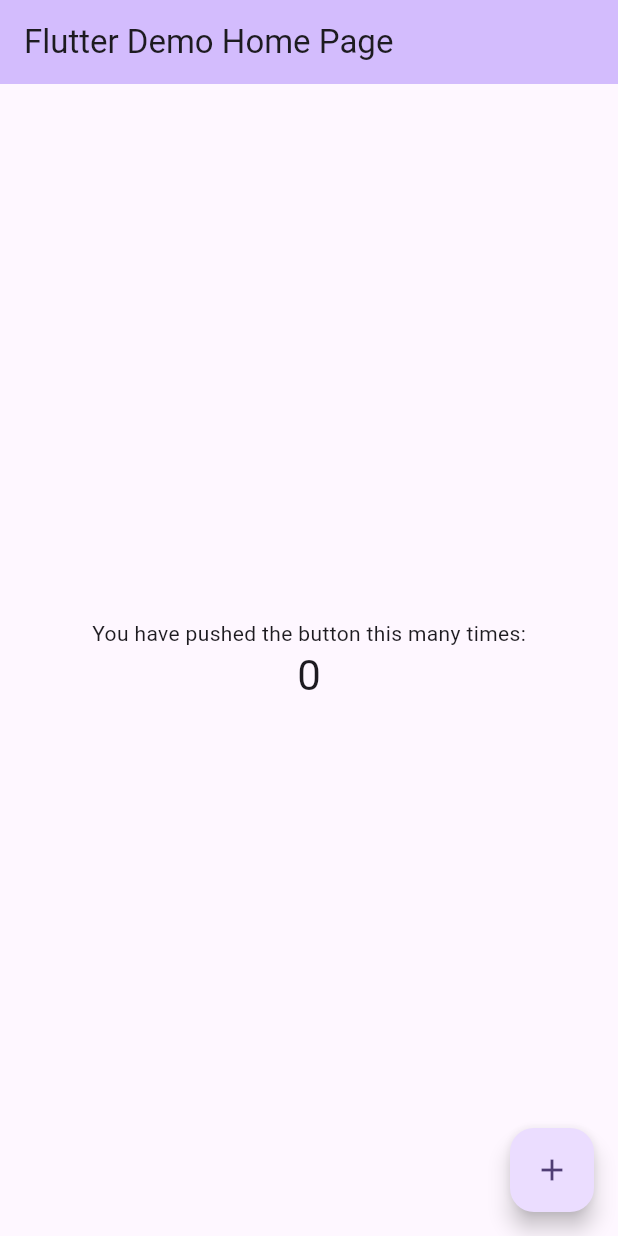
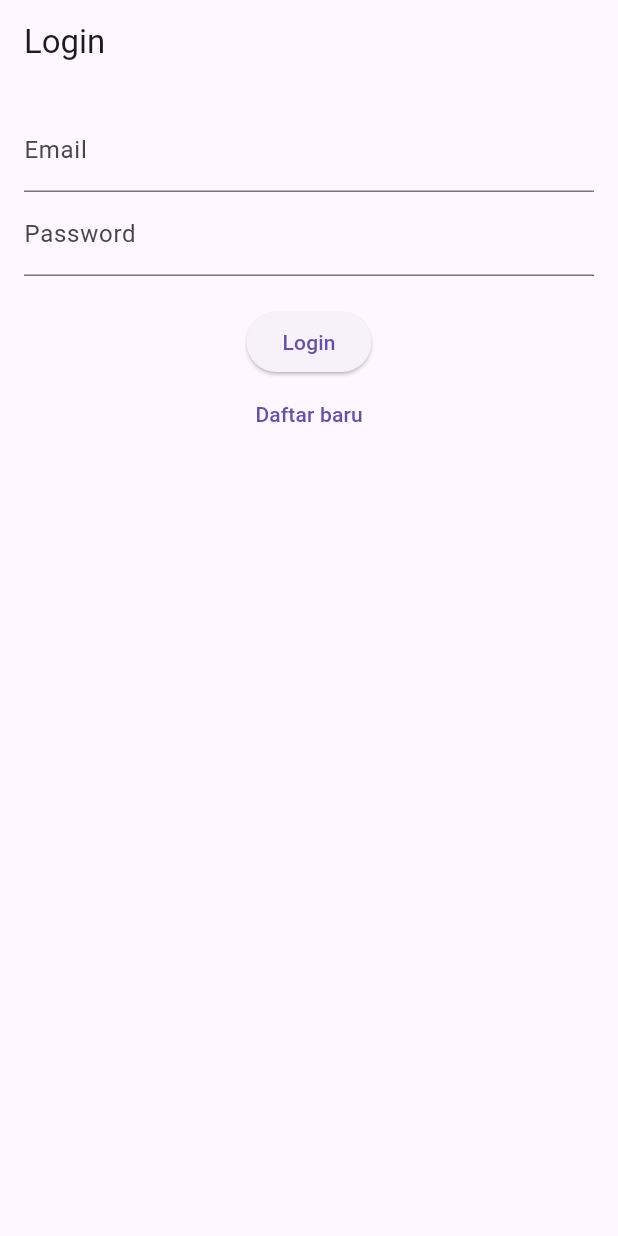
Before and after one commit to Ghofur102/smart_e-kantin, a Flutter app: the screen it shows after launch, on a phone screen of 412 x 824 dp. Run offline on Flutter 3.47's test engine with Material 3 defaults, Android fonts, the phone set to English and light mode, and no system bars; our stand-ins replace cloud_firestore, firebase_auth, firebase_core, shared_preferences; accounts and stored records are empty.

Commit message:
feat(auth): implement logic auth & profile (validation, session, profile)

```diff
--- a/lib/main.dart
+++ b/lib/main.dart
@@ -1,122 +1,26 @@
 import 'package:flutter/material.dart';
+import 'package:firebase_core/firebase_core.dart';
+import 'package:firebase_auth/firebase_auth.dart';
+import 'firebase_options.dart';
+import 'pages/login_page.dart';
+import 'pages/profile_page.dart';
 
-void main() {
+Future<void> main() async {
+  WidgetsFlutterBinding.ensureInitialized();
+  await Firebase.initializeApp(options: DefaultFirebaseOptions.currentPlatform);
   runApp(const MyApp());
 }
 
 class MyApp extends StatelessWidget {
   const MyApp({super.key});
 
-  // This widget is the root of your application.
   @override
   Widget build(BuildContext context) {
+    final User? user = FirebaseAuth.instance.currentUser;
     return MaterialApp(
-      title: 'Flutter Demo',
-      theme: ThemeData(
-        // This is the theme of your application.
-        //
-        // TRY THIS: Try running your application with "flutter run". You'll see
-        // the application has a purple toolbar. Then, without quitting the app,
-        // try changing the seedColor in the colorScheme below to Colors.green
-        // and then invoke "hot reload" (save your changes or press the "hot
-        // reload" button in a Flutter-supported IDE, or press "r" if you used
-        // the command line to start the app).
-        //
-        // Notice that the counter didn't reset back to zero; the application
-        // state is not lost during the reload. To reset the state, use hot
-        // restart instead.
-        //
-        // This works for code too, not just values: Most code changes can be
-        // tested with just a hot reload.
-        colorScheme: .fromSeed(seedColor: Colors.deepPurple),
-      ),
-      home: const MyHomePage(title: 'Flutter Demo Home Page'),
+      title: 'Smart E-Kantin',
+      theme: ThemeData(primarySwatch: Colors.blue),
+      home: user != null ? const ProfilePage() : const LoginPage(),
     );
   }
 }
-
-class MyHomePage extends StatefulWidget {
-  const MyHomePage({super.key, required this.title});
-
-  // This widget is the home page of your application. It is stateful, meaning
-  // that it has a State object (defined below) that contains fields that affect
-  // how it looks.
-
-  // This class is the configuration for the state. It holds the values (in this
-  // case the title) provided by the parent (in this case the App widget) and
-  // used by the build method of the State. Fields in a Widget subclass are
-  // always marked "final".
-
-  final String title;
-
-  @override
-  State<MyHomePage> createState() => _MyHomePageState();
-}
-
-class _MyHomePageState extends State<MyHomePage> {
-  int _counter = 0;
-
-  void _incrementCounter() {
-    setState(() {
-      // This call to setState tells the Flutter framework that something has
-      // changed in this State, which causes it to rerun the build method below
-      // so that the display can reflect the updated values. If we changed
-      // _counter without calling setState(), then the build method would not be
-      // called again, and so nothing would appear to happen.
-      _counter++;
-    });
-  }
-
-  @override
-  Widget build(BuildContext context) {
-    // This method is rerun every time setState is called, for instance as done
-    // by the _incrementCounter method above.
-    //
-    // The Flutter framework has been optimized to make rerunning build methods
-    // fast, so that you can just rebuild anything that needs updating rather
-    // than having to individually change instances of widgets.
-    return Scaffold(
-      appBar: AppBar(
-        // TRY THIS: Try changing the color here to a specific color (to
-        // Colors.amber, perhaps?) and trigger a hot reload to see the AppBar
-        // change color while the other colors stay the same.
-        backgroundColor: Theme.of(context).colorScheme.inversePrimary,
-        // Here we take the value from the MyHomePage object that was created by
-        // the App.build method, and use it to set our appbar title.
-        title: Text(widget.title),
-      ),
-      body: Center(
-        // Center is a layout widget. It takes a single child and positions it
-        // in the middle of the parent.
-        child: Column(
-          // Column is also a layout widget. It takes a list of children and
-          // arranges them vertically. By default, it sizes itself to fit its
-          // children horizontally, and tries to be as tall as its parent.
-          //
-          // Column has various properties to control how it sizes itself and
-          // how it positions its children. Here we use mainAxisAlignment to
-          // center the children vertically; the main axis here is the vertical
-          // axis because Columns are vertical (the cross axis would be
-          // horizontal).
-          //
-          // TRY THIS: Invoke "debug painting" (choose the "Toggle Debug Paint"
-          // action in the IDE, or press "p" in the console), to see the
-          // wireframe for each widget.
-          mainAxisAlignment: .center,
-          children: [
-            const Text('You have pushed the button this many times:'),
-            Text(
-              '$_counter',
-              style: Theme.of(context).textTheme.headlineMedium,
-            ),
-          ],
-        ),
-      ),
-      floatingActionButton: FloatingActionButton(
-        onPressed: _incrementCounter,
-        tooltip: 'Increment',
-        child: const Icon(Icons.add),
-      ),
-    );
-  }
-}
--- /dev/null
+++ b/lib/pages/login_page.dart
@@ -0,0 +1,74 @@
+import 'package:flutter/material.dart';
+import '../services/auth_service.dart';
+import 'register_page.dart';
+import 'profile_page.dart';
+
+class LoginPage extends StatefulWidget {
+  const LoginPage({super.key});
+
+  @override
+  State<LoginPage> createState() => _LoginPageState();
+}
+
+class _LoginPageState extends State<LoginPage> {
+  final _formKey = GlobalKey<FormState>();
+  final _emailCtr = TextEditingController();
+  final _passCtr = TextEditingController();
+  final AuthService _auth = AuthService();
+  bool _loading = false;
+
+  String? _validateEmail(String? v) {
+    if (v == null || v.trim().isEmpty) return 'Email wajib diisi';
+    final emailRegex = RegExp(r'^[^@]+@[^@]+\.[^@]+');
+    if (!emailRegex.hasMatch(v.trim())) return 'Format email tidak valid';
+    return null;
+  }
+
+  String? _validatePass(String? v) {
+    if (v == null || v.trim().isEmpty) return 'Password wajib diisi';
+    if (v.trim().length < 6) return 'Password minimal 6 karakter';
+    return null;
+  }
+
+  void _submit() async {
+    if (!_formKey.currentState!.validate()) return;
+    setState(() => _loading = true);
+    final err = await _auth.login(_emailCtr.text.trim(), _passCtr.text.trim());
+    if (!mounted) return;
+    setState(() => _loading = false);
+    if (err != null) {
+      ScaffoldMessenger.of(context).showSnackBar(SnackBar(content: Text(err)));
+    } else {
+      Navigator.pushReplacement(context, MaterialPageRoute(builder: (_) => const ProfilePage()));
+    }
+  }
+
+  @override
+  Widget build(BuildContext context) {
+    return Scaffold(
+      appBar: AppBar(title: const Text('Login')),
+      body: Padding(
+        padding: const EdgeInsets.all(16),
+        child: Form(
+          key: _formKey,
+          child: Column(children: [
+            TextFormField(
+              controller: _emailCtr,
+              decoration: const InputDecoration(labelText: 'Email'),
+              validator: _validateEmail,
+            ),
+            TextFormField(
+              controller: _passCtr,
+              decoration: const InputDecoration(labelText: 'Password'),
+              obscureText: true,
+              validator: _validatePass,
+            ),
+            const SizedBox(height: 20),
+            ElevatedButton(onPressed: _loading ? null : _submit, child: Text(_loading ? 'Loading...' : 'Login')),
+            TextButton(onPressed: () => Navigator.push(context, MaterialPageRoute(builder: (_) => const RegisterPage())), child: const Text('Daftar baru'))
+          ]),
+        ),
+      ),
+    );
+  }
+}
```
Also changed, not shown: lib/pages/profile_page.dart (added, +66 -0 lines), lib/pages/register_page.dart (added, +70 -0 lines), lib/services/auth_service.dart (added, +57 -0 lines), pubspec.yaml (+3 -70 lines), pubspec.lock, 3 other files.
